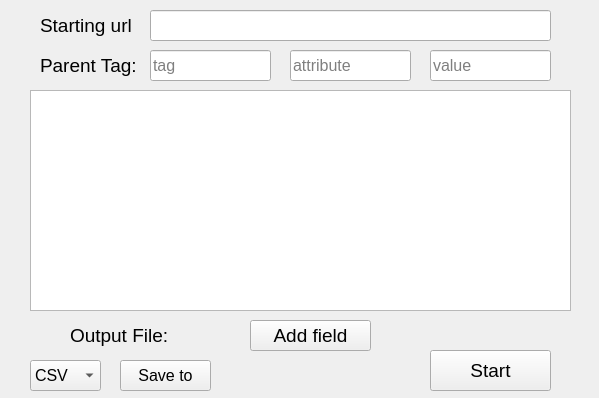
Old version of the form Scraper_app/main.ui in the repository mido-99/Full-Projects.
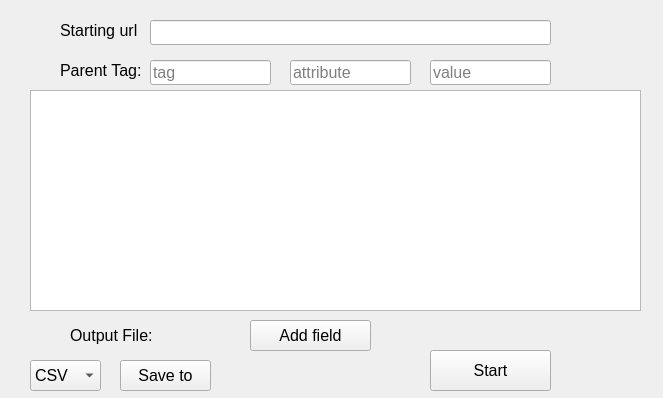
New version of the form.

Diff of the .ui file:
```diff
--- a/Scraper_app/main.ui
+++ b/Scraper_app/main.ui
@@ -6,7 +6,7 @@
    <rect>
     <x>0</x>
     <y>0</y>
-    <width>599</width>
+    <width>663</width>
     <height>398</height>
    </rect>
   </property>
@@ -21,15 +21,15 @@
   <widget class="QLabel" name="label">
    <property name="geometry">
     <rect>
-     <x>40</x>
-     <y>10</y>
-     <width>101</width>
-     <height>31</height>
+     <x>60</x>
+     <y>20</y>
+     <width>81</width>
+     <height>21</height>
     </rect>
    </property>
    <property name="font">
     <font>
-     <pointsize>14</pointsize>
+     <pointsize>12</pointsize>
     </font>
    </property>
    <property name="text">
@@ -45,6 +45,11 @@
      <height>31</height>
     </rect>
    </property>
+   <property name="font">
+    <font>
+     <pointsize>12</pointsize>
+    </font>
+   </property>
    <property name="text">
     <string>Add field</string>
    </property>
@@ -58,6 +63,11 @@
      <height>41</height>
     </rect>
    </property>
+   <property name="font">
+    <font>
+     <pointsize>12</pointsize>
+    </font>
+   </property>
    <property name="text">
     <string>Start</string>
    </property>
@@ -101,6 +111,11 @@
      <height>31</height>
     </rect>
    </property>
+   <property name="font">
+    <font>
+     <pointsize>12</pointsize>
+    </font>
+   </property>
    <property name="text">
     <string>Output File:</string>
    </property>
@@ -109,9 +124,9 @@
    <property name="geometry">
     <rect>
      <x>150</x>
-     <y>10</y>
+     <y>20</y>
      <width>401</width>
-     <height>31</height>
+     <height>25</height>
     </rect>
    </property>
    <property name="font">
@@ -143,7 +158,7 @@
     <rect>
      <x>30</x>
      <y>90</y>
-     <width>541</width>
+     <width>611</width>
      <height>221</height>
     </rect>
    </property>
@@ -157,9 +172,9 @@
    <property name="geometry">
     <rect>
      <x>150</x>
-     <y>50</y>
+     <y>60</y>
      <width>121</width>
-     <height>31</height>
+     <height>25</height>
     </rect>
    </property>
    <property name="font">
@@ -175,9 +190,9 @@
    <property name="geometry">
     <rect>
      <x>290</x>
-     <y>50</y>
+     <y>60</y>
      <width>121</width>
-     <height>31</height>
+     <height>25</height>
     </rect>
    </property>
    <property name="font">
@@ -193,9 +208,9 @@
    <property name="geometry">
     <rect>
      <x>430</x>
-     <y>50</y>
+     <y>60</y>
      <width>121</width>
-     <height>31</height>
+     <height>25</height>
     </rect>
    </property>
    <property name="font">
@@ -210,12 +225,17 @@
   <widget class="QLabel" name="label_3">
    <property name="geometry">
     <rect>
-     <x>40</x>
-     <y>50</y>
-     <width>101</width>
-     <height>31</height>
+     <x>60</x>
+     <y>60</y>
+     <width>81</width>
+     <height>21</height>
     </rect>
    </property>
+   <property name="font">
+    <font>
+     <pointsize>12</pointsize>
+    </font>
+   </property>
    <property name="text">
     <string>Parent Tag:</string>
    </property>
```
